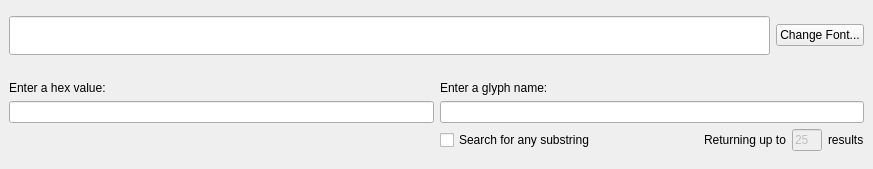
Old version of the form mainwindow.ui in the repository adamb924/UnicodeInput.
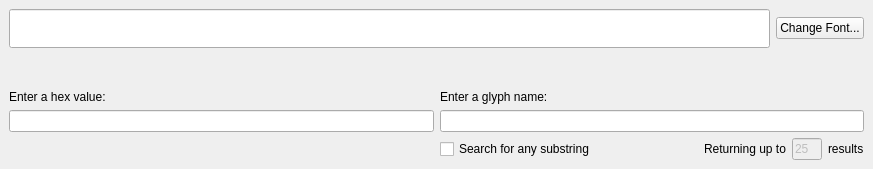
New version of the form. Custom widgets are drawn as their Qt base class.

Commit message:
Proper sizing of Character Widget
This become necessary after I upgraded to Windows 10.

```diff
--- a/mainwindow.ui
+++ b/mainwindow.ui
@@ -11,7 +11,7 @@
    </rect>
   </property>
   <property name="sizePolicy">
-   <sizepolicy hsizetype="Preferred" vsizetype="Fixed">
+   <sizepolicy hsizetype="Preferred" vsizetype="Minimum">
     <horstretch>0</horstretch>
     <verstretch>0</verstretch>
    </sizepolicy>
@@ -51,7 +51,7 @@
     <item>
      <widget class="CharacterWidget" name="characterWidget" native="true">
       <property name="sizePolicy">
-       <sizepolicy hsizetype="Preferred" vsizetype="Fixed">
+       <sizepolicy hsizetype="Preferred" vsizetype="Minimum">
         <horstretch>0</horstretch>
         <verstretch>0</verstretch>
        </sizepolicy>
```
The commit also changes 2 other files.
